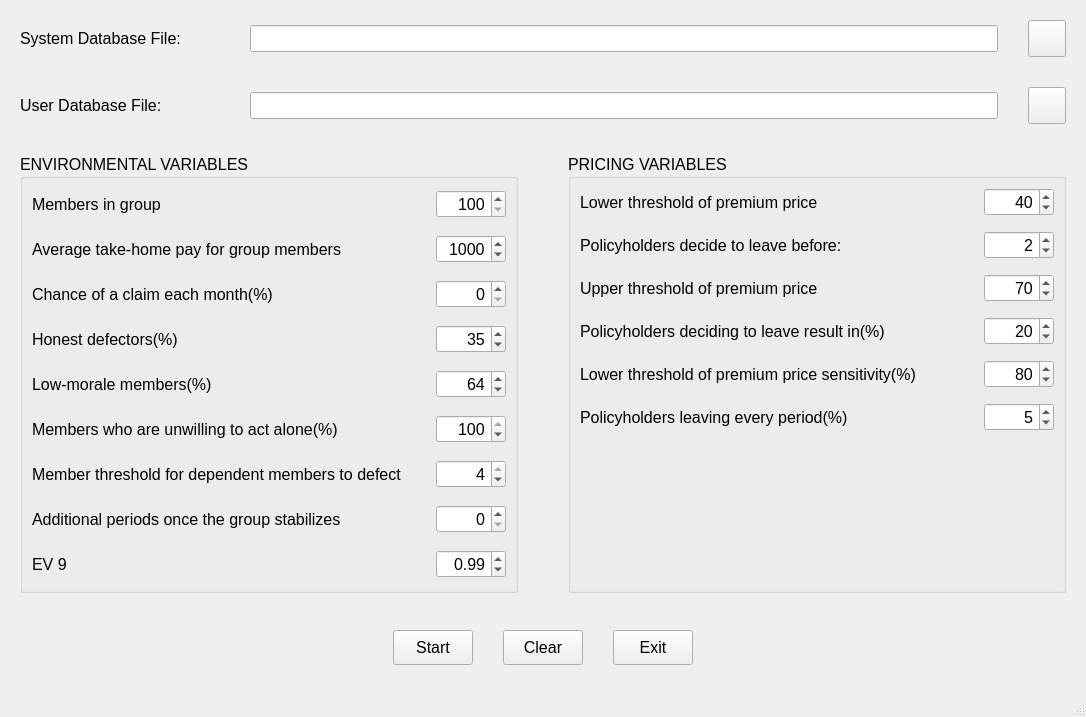
The window that ui/tps.ui (joshuad31/TandaPay-Simulation) describes before a commit, drawn with Qt 5.
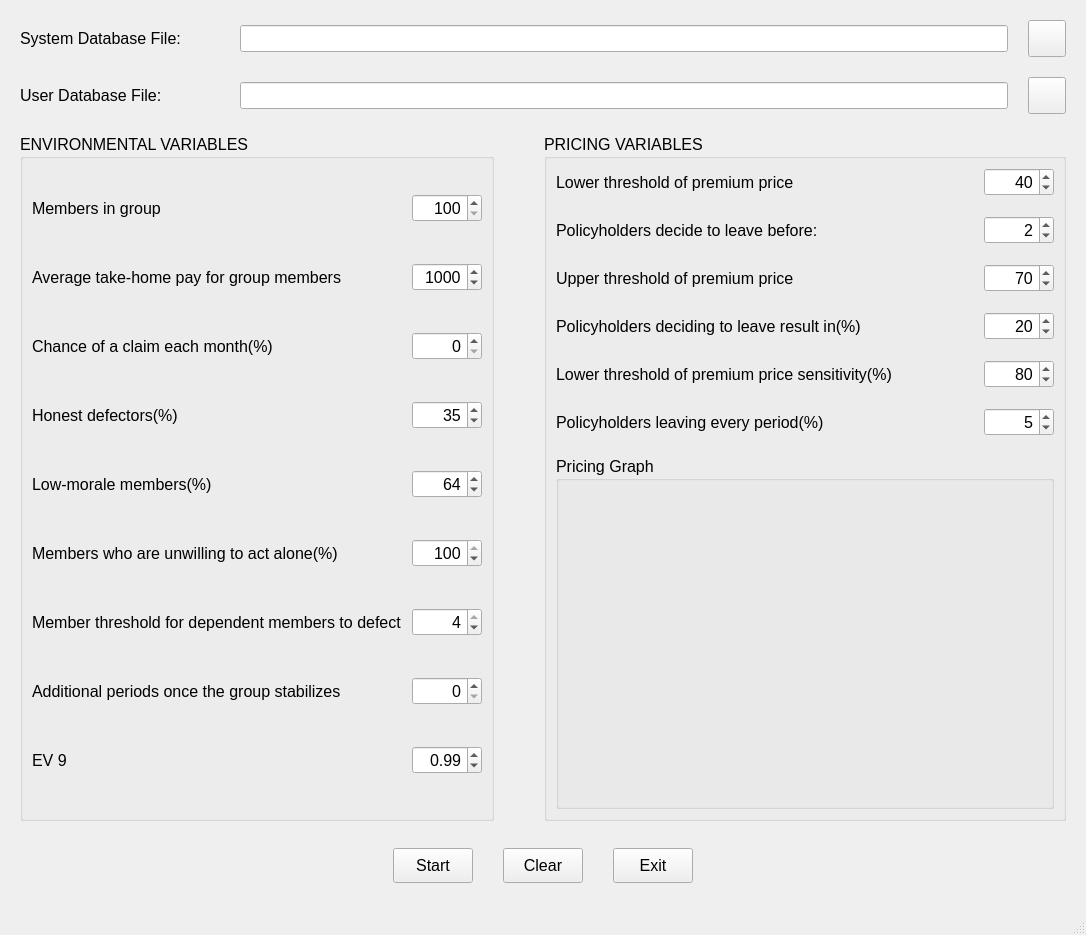
The same window after the commit. Icons and pictures are not drawn.

Commit message: Updated UI and added the PV graph.

```diff
--- a/ui/tps.ui
+++ b/ui/tps.ui
@@ -7,7 +7,7 @@
     <x>0</x>
     <y>0</y>
     <width>1086</width>
-    <height>717</height>
+    <height>935</height>
    </rect>
   </property>
   <property name="font">
@@ -21,7 +21,7 @@
   <widget class="QWidget" name="centralwidget">
    <layout class="QVBoxLayout" name="verticalLayout">
     <property name="spacing">
-     <number>30</number>
+     <number>20</number>
     </property>
     <property name="leftMargin">
      <number>20</number>
@@ -540,7 +540,7 @@
         </property>
         <layout class="QVBoxLayout" name="verticalLayout_3">
          <property name="spacing">
-          <number>15</number>
+          <number>20</number>
          </property>
          <item>
           <layout class="QHBoxLayout" name="horizontalLayout_18">
@@ -795,17 +795,18 @@
           </layout>
          </item>
          <item>
-          <spacer name="verticalSpacer">
-           <property name="orientation">
-            <enum>Qt::Vertical</enum>
+          <widget class="QGroupBox" name="groupBox_3">
+           <property name="sizePolicy">
+            <sizepolicy hsizetype="Expanding" vsizetype="Expanding">
+             <horstretch>0</horstretch>
+             <verstretch>0</verstretch>
+            </sizepolicy>
            </property>
-           <property name="sizeHint" stdset="0">
-            <size>
-             <width>20</width>
-             <height>29</height>
-            </size>
+           <property name="title">
+            <string>Pricing Graph</string>
            </property>
-          </spacer>
+           <layout class="QVBoxLayout" name="layout_graph"/>
+          </widget>
          </item>
         </layout>
        </widget>
```
The commit also changes 5 other files.
